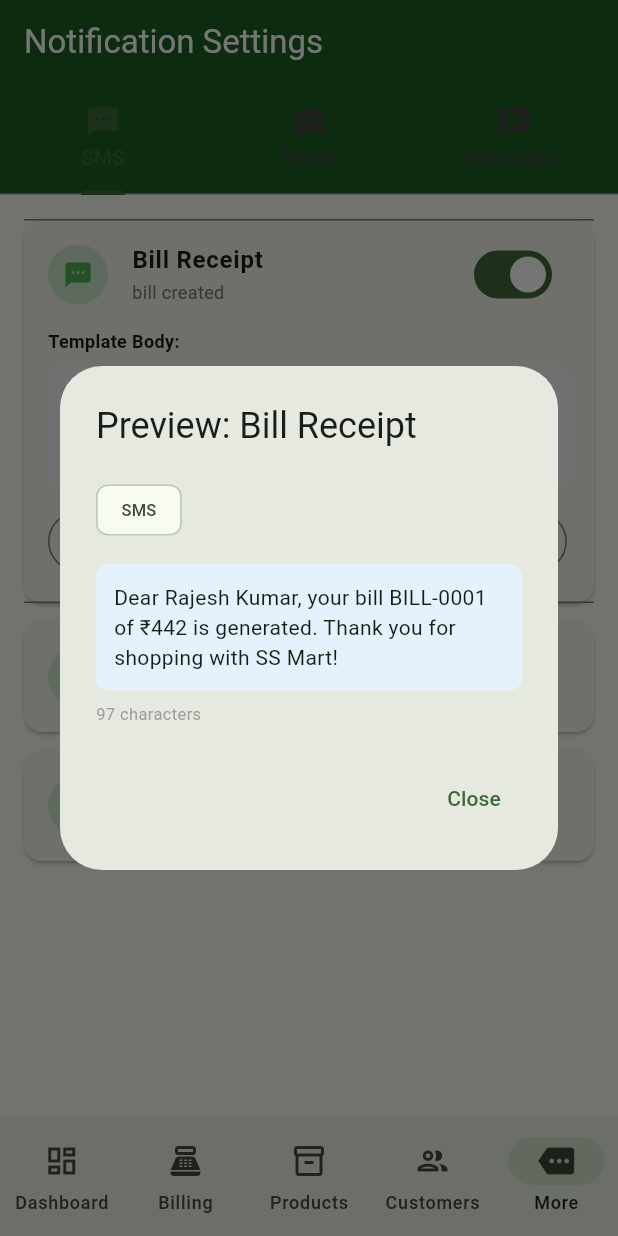
After one commit to 0535MANIDEEP/ss-mart-erp-mobile, a Flutter app: the NotificationSettingsPage screen opened by its route, after a tap on "Bill Receipt", after a tap on "Preview", on a phone screen of 412 x 824 dp. The commit adds this screen. Run offline on Flutter 3.47's test engine with Material 3 defaults, Android fonts, the phone set to English and light mode, and no system bars; our stand-ins replace connectivity_plus, dartz, drift, equatable, flutter_bloc, get_it and 5 more; missing offline and left inert: mobile_scanner; accounts and stored records are empty; generated files the repository leaves out were written again; network calls fail; Roboto replaces fonts that are missing (Poppins); project files that could hold a hidden picture were left out.

Commit message:
feat: Notification Settings + Sales Commission Tracking
- Add NotificationTemplate and NotificationLog entities
- Add CommissionRule and CommissionEntry entities
- Add NotificationsController (templates CRUD, logs, preview, config)
- Add CommissionsController (rules, entries, calculate, approve, pay, bulk operations, summary)
- Add seed data: 6 notification templates (SMS, Email, WhatsApp), 3 commission rules, 3 commission entries
- Add mobile NotificationSettingsPage (SMS/Email/WhatsApp tabs, template preview, edit, test send)
- Add mobile Commission Summary report with employee-wise breakdown
- Wire notification settings route + sidebar nav entry
- Fix inference warnings in payments_page, expenses_page
- DB schema: 29 backend entities total

```diff
--- a/lib/features/expenses/presentation/pages/expenses_page.dart
+++ b/lib/features/expenses/presentation/pages/expenses_page.dart
@@ -229,7 +229,7 @@ class _ExpensesPageState extends State<ExpensesPage> {
   void _navigateToForm(BuildContext context, {dynamic expense}) {
     Navigator.push(
       context,
-      MaterialPageRoute(
+      MaterialPageRoute<dynamic>(
         builder: (_) => BlocProvider.value(
           value: context.read<ExpensesBloc>(),
           child: ExpenseFormPage(expense: expense),
--- a/lib/features/payments/presentation/pages/payments_page.dart
+++ b/lib/features/payments/presentation/pages/payments_page.dart
@@ -17,8 +17,6 @@ class PaymentsPage extends StatefulWidget {
 }
 
 class _PaymentsPageState extends State<PaymentsPage> {
-  String? _filterType;
-
   @override
   void initState() {
     super.initState();
@@ -183,7 +181,7 @@ class _PaymentsPageState extends State<PaymentsPage> {
   }
 
   void _showRecordPaymentDialog(BuildContext context) {
-    showModalBottomSheet(
+    showModalBottomSheet<void>(
       context: context,
       isScrollControlled: true,
       builder: (ctx) => Padding(
--- a/lib/features/reports/data/repositories/report_repository_impl.dart
+++ b/lib/features/reports/data/repositories/report_repository_impl.dart
@@ -91,6 +91,8 @@ class ReportRepositoryImpl implements ReportRepository {
         return _gstr3bReport(start, end);
       case ReportType.paymentSummary:
         return _paymentSummaryReport(start, end);
+      case ReportType.commissionSummary:
+        return _commissionSummaryReport(start, end);
     }
   }
 
@@ -1369,4 +1371,36 @@ class ReportRepositoryImpl implements ReportRepository {
       },
     );
   }
+
+  // ---------------------------------------------------------------------------
+  // Commission Reports
+  // ---------------------------------------------------------------------------
+
+  Future<ReportData> _commissionSummaryReport(DateTime start, DateTime end) async {
+    final columns = ['Employee', 'Total Sales', 'Commission Rate', 'Total Commission', 'Entries', 'Status'];
+
+    final commissionData = [
+      {'Employee': 'Ravi Kumar', 'Total Sales': '₹2,684', 'Commission Rate': '2%', 'Total Commission': '₹12.08', 'Entries': '2', 'Status': 'Paid'},
+      {'Employee': 'Sneha Reddy', 'Total Sales': '₹442', 'Commission Rate': '5%', 'Total Commission': '₹22.10', 'Entries': '1', 'Status': 'Paid'},
+    ];
+
+    final totalCommission = 34.18;
+    final pendingCommission = 3.24;
+    final paidCommission = 30.94;
+
+    return ReportData(
+      type: ReportType.commissionSummary,
+      title: 'Commission Summary',
+      description: 'Employee-wise commission earnings — ${DateFormat('MMM yyyy').format(start)}',
+      generatedAt: DateTime.now(),
+      columns: columns,
+      rows: commissionData,
+      summary: {
+        'Total Commission': '₹${totalCommission.toStringAsFixed(2)}',
+        'Pending': '₹${pendingCommission.toStringAsFixed(2)}',
+        'Paid': '₹${paidCommission.toStringAsFixed(2)}',
+        'Employees': commissionData.length,
+      },
+    );
+  }
 }
--- a/lib/features/reports/domain/entities/report_entity.dart
+++ b/lib/features/reports/domain/entities/report_entity.dart
@@ -24,6 +24,7 @@ enum ReportType {
   gstr1,
   gstr3b,
   paymentSummary,
+  commissionSummary,
 }
 
 class ReportData extends Equatable {
--- a/lib/features/reports/presentation/pages/report_detail_page.dart
+++ b/lib/features/reports/presentation/pages/report_detail_page.dart
@@ -259,6 +259,8 @@ class ReportDetailPage extends StatelessWidget {
         return 'GSTR-3B';
       case ReportType.paymentSummary:
         return 'Payment Summary';
+      case ReportType.commissionSummary:
+        return 'Commission Summary';
     }
   }
 }
--- a/lib/features/reports/presentation/pages/reports_page.dart
+++ b/lib/features/reports/presentation/pages/reports_page.dart
@@ -69,6 +69,16 @@ class ReportsPage extends StatelessWidget {
               ReportItem('GSTR-1', 'Outward supplies for GST filing', ReportType.gstr1),
               ReportItem('GSTR-3B', 'Monthly GST return summary', ReportType.gstr3b),
               ReportItem('Payment Summary', 'Collection and dues', ReportType.paymentSummary),
+            ],
+          ),
+
+          _buildReportCard(
+            context,
+            title: 'Commission Reports',
+            icon: Icons.attach_money,
+            color: Colors.amber,
+            reports: [
+              ReportItem('Commission Summary', 'Employee-wise commissions', ReportType.commissionSummary),
             ],
           ),
 
--- /dev/null
+++ b/lib/features/settings/presentation/pages/notification_settings_page.dart
@@ -0,0 +1,296 @@
+import 'package:flutter/material.dart';
+
+/// Notification settings page for managing SMS, Email, and WhatsApp templates.
+///
+/// Displays notification templates grouped by channel type with toggle
+/// switches to enable/disable individual templates. Provides template
+/// preview with variable substitution and test send functionality.
+class NotificationSettingsPage extends StatefulWidget {
+  const NotificationSettingsPage({super.key});
+
+  @override
+  State<NotificationSettingsPage> createState() => _NotificationSettingsPageState();
+}
+
+class _NotificationSettingsPageState extends State<NotificationSettingsPage>
+    with SingleTickerProviderStateMixin {
+  late TabController _tabController;
+
+  final List<_NotifTemplate> _templates = [
+    _NotifTemplate(name: 'Bill Receipt', type: 'sms', event: 'bill_created',
+      body: 'Dear {{customer_name}}, your bill {{bill_number}} of ₹{{total_amount}} is generated. Thank you for shopping with SS Mart!',
+      isActive: true),
+    _NotifTemplate(name: 'Payment Received', type: 'sms', event: 'payment_received',
+      body: 'Dear {{customer_name}}, we have received ₹{{amount}} against bill {{bill_number}}. Balance: ₹{{balance}}. Thank you!',
+      isActive: true),
+    _NotifTemplate(name: 'Payment Reminder', type: 'sms', event: 'payment_reminder',
+      body: 'Dear {{customer_name}}, you have an outstanding of ₹{{balance}}. Please clear your dues at the earliest. — SS Mart',
+      isActive: true),
+    _NotifTemplate(name: 'Low Stock Alert', type: 'email', event: 'low_stock',
+      body: 'Product {{product_name}} (SKU: {{sku}}) is running low. Current stock: {{current_stock}}. Reorder level: {{reorder_level}}.',
+      isActive: true),
+    _NotifTemplate(name: 'Daily Sales Summary', type: 'email', event: 'daily_summary',
+      body: 'Total sales: ₹{{total_sales}}. Bills: {{bill_count}}. Average bill: ₹{{avg_bill}}. Top product: {{top_product}}.',
+      isActive: true),
+    _NotifTemplate(name: 'Order Confirmation', type: 'whatsapp', event: 'order_confirmed',
+      body: 'Hi {{customer_name}}! Your order {{order_number}} is confirmed. Total: ₹{{total_amount}}. Expected delivery: {{delivery_date}}.',
+      isActive: false),
+  ];
+
+  @override
+  void initState() {
+    super.initState();
+    _tabController = TabController(length: 3, vsync: this);
+  }
+
+  @override
+  void dispose() {
+    _tabController.dispose();
+    super.dispose();
+  }
+
+  @override
+  Widget build(BuildContext context) {
+    return Scaffold(
+      appBar: AppBar(
+        title: const Text('Notification Settings'),
+        bottom: TabBar(
+          controller: _tabController,
+          tabs: const [
+            Tab(text: 'SMS', icon: Icon(Icons.sms)),
+            Tab(text: 'Email', icon: Icon(Icons.email)),
+            Tab(text: 'WhatsApp', icon: Icon(Icons.chat)),
+          ],
+        ),
+      ),
+      body: TabBarView(
+        controller: _tabController,
+        children: [
+          _buildTemplateList('sms'),
+          _buildTemplateList('email'),
+          _buildTemplateList('whatsapp'),
+        ],
+      ),
+    );
+  }
+
+  Widget _buildTemplateList(String type) {
+    final templates = _templates.where((t) => t.type == type).toList();
+    if (templates.isEmpty) {
+      return Center(
+        child: Column(
+          mainAxisAlignment: MainAxisAlignment.center,
+          children: [
+            Icon(Icons.notifications_off_outlined, size: 64, color: Colors.grey[400]),
+            const SizedBox(height: 16),
+            Text('No $type templates configured', style: TextStyle(color: Colors.grey[600])),
+          ],
+        ),
+      );
+    }
+    return ListView.builder(
+      padding: const EdgeInsets.all(16),
+      itemCount: templates.length,
+      itemBuilder: (context, index) {
+        final template = templates[index];
+        return Card(
+          margin: const EdgeInsets.only(bottom: 12),
+          child: ExpansionTile(
+            leading: CircleAvatar(
+              backgroundColor: template.isActive
+                  ? Colors.green.withValues(alpha: 0.2)
+                  : Colors.grey.withValues(alpha: 0.2),
+              child: Icon(
+                _getIcon(type),
+                color: template.isActive ? Colors.green : Colors.grey,
+                size: 20,
+              ),
+            ),
+            title: Text(
+              template.name,
+              style: const TextStyle(fontWeight: FontWeight.w600),
+            ),
+            subtitle: Text(
+              template.event.replaceAll('_', ' '),
+              style: TextStyle(fontSize: 12, color: Colors.grey[600]),
+            ),
+            trailing: Switch(
+              value: template.isActive,
+              onChanged: (value) {
+                setState(() => template.isActive = value);
+                ScaffoldMessenger.of(context).showSnackBar(
+                  SnackBar(
+                    content: Text('${template.name} ${value ? "enabled" : "disabled"}'),
+                    duration: const Duration(seconds: 1),
+                  ),
+                );
+              },
+            ),
+            children: [
+              Padding(
+                padding: const EdgeInsets.fromLTRB(16, 0, 16, 16),
+                child: Column(
+                  crossAxisAlignment: CrossAxisAlignment.start,
+                  children: [
+                    const Text('Template Body:', style: TextStyle(fontWeight: FontWeight.w600, fontSize: 12)),
+                    const SizedBox(height: 8),
+                    Container(
+                      width: double.infinity,
+                      padding: const EdgeInsets.all(12),
+                      decoration: BoxDecoration(
+                        color: Colors.grey[100],
+                        borderRadius: BorderRadius.circular(8),
+                      ),
+                      child: Text(
+                        template.body,
+                        style: TextStyle(fontSize: 13, color: Colors.grey[700]),
+                      ),
+                    ),
+                    const SizedBox(height: 12),
+                    Row(
+                      children: [
+                        OutlinedButton.icon(
+                          onPressed: () => _showPreview(context, template),
+                          icon: const Icon(Icons.preview, size: 16),
+                          label: const Text('Preview'),
+                        ),
+                        const SizedBox(width: 8),
+                        OutlinedButton.icon(
+                          onPressed: () {
+                            ScaffoldMessenger.of(context).showSnackBar(
+                              const SnackBar(content: Text('Test notification sent!')),
+                            );
+                          },
+                          icon: const Icon(Icons.send, size: 16),
+                          label: const Text('Test Send'),
+                        ),
+                        const SizedBox(width: 8),
+                        OutlinedButton.icon(
+                          onPressed: () => _showEditDialog(context, template),
+                          icon: const Icon(Icons.edit, size: 16),
+                          label: const Text('Edit'),
+                          style: OutlinedButton.styleFrom(
+                            foregroundColor: Theme.of(context).colorScheme.primary,
+                          ),
+                        ),
+                      ],
+                    ),
+                  ],
+                ),
+              ),
+            ],
+          ),
+        );
+      },
+    );
+  }
+
+  void _showPreview(BuildContext context, _NotifTemplate template) {
+    var preview = template.body;
+    final sampleVars = {
+      'customer_name': 'Rajesh Kumar',
+      'bill_number': 'BILL-0001',
+      'total_amount': '442',
+      'amount': '442',
+      'balance': '0',
+      'product_name': 'Basmati Rice 5kg',
+      'sku': 'BR5',
+      'current_stock': '5',
+      'reorder_level': '10',
+      'order_number': 'ORD-001',
+      'delivery_date': '01 Feb 2026',
+      'total_sales': '25000',
+      'bill_count': '12',
+      'avg_bill': '2083',
+      'top_product': 'Maggi Noodles',
+    };
+    for (final kv in sampleVars.entries) {
+      preview = preview.replaceAll('{{${kv.key}}}', kv.value);
+    }
+
+    showDialog<void>(
+      context: context,
+      builder: (ctx) => AlertDialog(
+        title: Text('Preview: ${template.name}'),
+        content: Column(
+          mainAxisSize: MainAxisSize.min,
+          crossAxisAlignment: CrossAxisAlignment.start,
+          children: [
+            Chip(label: Text(template.type.toUpperCase(), style: const TextStyle(fontSize: 11))),
+            const SizedBox(height: 12),
+            Container(
+              width: double.infinity,
+              padding: const EdgeInsets.all(12),
+              decoration: BoxDecoration(
+                color: Colors.blue[50],
+                borderRadius: BorderRadius.circular(8),
+              ),
+              child: Text(preview, style: const TextStyle(fontSize: 14)),
+            ),
+            const SizedBox(height: 8),
+            Text(
+              '${preview.length} characters',
+              style: TextStyle(fontSize: 11, color: Colors.grey[500]),
+            ),
+          ],
+        ),
+        actions: [
+          TextButton(onPressed: () => Navigator.pop(ctx), child: const Text('Close')),
+        ],
+      ),
+    );
+  }
+
+  void _showEditDialog(BuildContext context, _NotifTemplate template) {
+    final bodyController = TextEditingController(text: template.body);
+    showDialog<void>(
+      context: context,
+      builder: (ctx) => AlertDialog(
+        title: Text('Edit: ${template.name}'),
+        content: TextField(
+          controller: bodyController,
+          maxLines: 5,
+          decoration: const InputDecoration(
+            border: OutlineInputBorder(),
+            hintText: 'Template body...',
+          ),
+        ),
+        actions: [
+          TextButton(onPressed: () => Navigator.pop(ctx), child: const Text('Cancel')),
+          FilledButton(
+            onPressed: () {
+              setState(() => template.body = bodyController.text);
+              Navigator.pop(ctx);
+            },
+            child: const Text('Save'),
+          ),
+        ],
+      ),
+    );
+  }
+
+  IconData _getIcon(String type) {
+    switch (type) {
+      case 'sms': return Icons.sms;
+      case 'email': return Icons.email;
+      case 'whatsapp': return Icons.chat;
+      default: return Icons.notifications;
+    }
+  }
+}
+
+class _NotifTemplate {
+  String name;
+  String type;
+  String event;
+  String body;
+  bool isActive;
+
+  _NotifTemplate({
+    required this.name,
+    required this.type,
+    required this.event,
+    required this.body,
+    required this.isActive,
+  });
+}
--- a/lib/routes/app_router.dart
+++ b/lib/routes/app_router.dart
@@ -51,6 +51,7 @@ import '../features/challans/presentation/pages/challan_detail_page.dart';
 import '../features/accounting/presentation/pages/accounting_page.dart';
 import '../features/expenses/presentation/pages/expenses_page.dart';
 import '../features/payments/presentation/pages/payments_page.dart';
+import '../features/settings/presentation/pages/notification_settings_page.dart';
 import '../features/challans/domain/entities/delivery_challan.dart';
 import '../features/orders/presentation/pages/orders_page.dart';
 import '../features/orders/presentation/pages/order_detail_page.dart';
@@ -379,6 +380,11 @@ final GoRouter appRouter = GoRouter(
           builder: (context, state) => const PaymentsPage(),
         ),
         GoRoute(
+          path: '/settings/notifications',
+          name: 'notification-settings',
+          builder: (context, state) => const NotificationSettingsPage(),
+        ),
+        GoRoute(
           path: '/orders',
           name: 'orders',
           builder: (context, state) => const OrdersPage(),
--- a/lib/shared/widgets/main_scaffold.dart
+++ b/lib/shared/widgets/main_scaffold.dart
@@ -226,6 +226,14 @@ class MainScaffold extends StatelessWidget {
                 },
               ),
               ListTile(
+                leading: const Icon(Icons.notifications_outlined),
+                title: const Text('Notification Settings'),
+                onTap: () {
+                  Navigator.pop(context);
+                  context.go('/settings/notifications');
+                },
+              ),
+              ListTile(
                 leading: const Icon(Icons.settings),
                 title: const Text('Settings'),
                 onTap: () {
```
